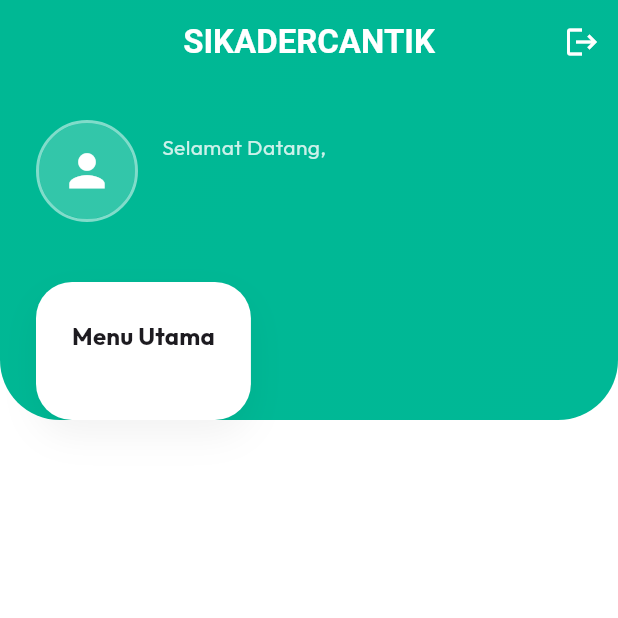
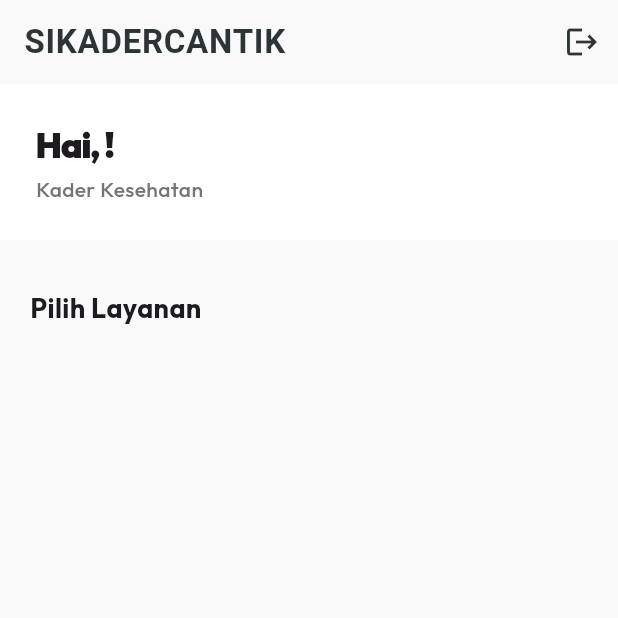
Before and after one commit to kiyerivia/sikadercantik, a Flutter app: the screen it shows once a user with an empty profile is signed in, on a phone screen of 412 x 824 dp, the top half of it. Run offline on Flutter 3.47's test engine with Material 3 defaults, Android fonts, the phone set to English and light mode, and no system bars; our stand-ins replace flutter_dotenv, flutter_hooks, go_router, google_fonts, hooks_riverpod, supabase_flutter; accounts and stored records are empty.

Commit message:
feat: redesign dashboard UI and add Vercel deployment configuration

```diff
--- a/lib/features/dashboard/dashboard_screen.dart
+++ b/lib/features/dashboard/dashboard_screen.dart
@@ -11,135 +11,91 @@ class DashboardScreen extends ConsumerWidget {
     final profileAsync = ref.watch(userProfileProvider);
 
     return Scaffold(
-      extendBodyBehindAppBar: true,
+      backgroundColor: const Color(0xFFF9F9F9),
       appBar: AppBar(
         title: const Text('SIKADERCANTIK'),
-        titleTextStyle: const TextStyle(color: Colors.white, fontSize: 22, fontWeight: FontWeight.bold),
+        centerTitle: false,
         actions: [
           IconButton(
             onPressed: () => ref.read(authRepositoryProvider).signOut(),
-            icon: const Icon(Icons.logout, color: Colors.white),
+            icon: const Icon(Icons.logout),
           ),
         ],
       ),
-      body: Stack(
-        children: [
-          Container(
-            height: 280,
-            decoration: BoxDecoration(
-              gradient: LinearGradient(
-                begin: Alignment.topLeft,
-                end: Alignment.bottomRight,
-                colors: [
-                  Theme.of(context).primaryColor,
-                  Theme.of(context).primaryColor.withBlue(150),
-                ],
-              ),
-              borderRadius: const BorderRadius.only(
-                bottomLeft: Radius.circular(40),
-                bottomRight: Radius.circular(40),
-              ),
-            ),
-          ),
-          profileAsync.when(
+      body: profileAsync.when(
         data: (profile) {
           if (profile == null) {
             return const Center(child: Text('Profil tidak ditemukan'));
           }
 
-              return SafeArea(
-                child: SingleChildScrollView(
-                  padding: const EdgeInsets.all(24.0),
+          return SingleChildScrollView(
             child: Column(
               crossAxisAlignment: CrossAxisAlignment.start,
               children: [
-                      Row(
-                        children: [
                 Container(
-                            decoration: BoxDecoration(
-                              shape: BoxShape.circle,
-                              border: Border.all(color: Colors.white.withOpacity(0.5), width: 2),
-                            ),
-                            child: CircleAvatar(
-                              radius: 32,
-                              backgroundColor: Colors.white.withOpacity(0.2),
-                              child: const Icon(Icons.person, size: 35, color: Colors.white),
-                            ),
-                          ),
-                          const SizedBox(width: 16),
-                          Expanded(
+                  width: double.infinity,
+                  padding: const EdgeInsets.all(24),
+                  color: Colors.white,
                   child: Column(
                     crossAxisAlignment: CrossAxisAlignment.start,
                     children: [
                       Text(
-                                  'Selamat Datang,',
-                                  style: Theme.of(context).textTheme.bodyMedium?.copyWith(color: Colors.white.withOpacity(0.8)),
+                        'Hai, ${profile.fullName}!',
+                        style: Theme.of(context).textTheme.headlineSmall?.copyWith(
+                          fontWeight: FontWeight.w900,
+                          letterSpacing: -1,
                         ),
+                      ),
+                      const SizedBox(height: 4),
                       Text(
-                                  profile.fullName,
-                                  style: Theme.of(context).textTheme.headlineSmall?.copyWith(
-                                    fontWeight: FontWeight.bold,
-                                    color: Colors.white,
-                                  ),
+                        profile.role == 'admin' ? 'Admin Puskesmas' : 'Kader Kesehatan',
+                        style: TextStyle(color: Colors.grey[600], fontWeight: FontWeight.w500),
                       ),
                     ],
                   ),
                 ),
-                        ],
-                      ),
-                      const SizedBox(height: 40),
-                      Container(
-                        padding: const EdgeInsets.all(24),
-                        decoration: BoxDecoration(
-                          color: Colors.white,
-                          borderRadius: BorderRadius.circular(24),
-                          boxShadow: [
-                            BoxShadow(
-                              color: Colors.black.withOpacity(0.05),
-                              blurRadius: 20,
-                              offset: const Offset(0, 10),
-                            ),
-                          ],
-                        ),
+                const SizedBox(height: 12),
+                Padding(
+                  padding: const EdgeInsets.all(20),
                   child: Column(
                     crossAxisAlignment: CrossAxisAlignment.start,
                     children: [
-                            Text(
-                              'Menu Utama',
-                              style: Theme.of(context).textTheme.titleMedium?.copyWith(fontWeight: FontWeight.bold),
-                            ),
-                            const SizedBox(height: 20),
-                            if (profile.role == 'admin') ...[
-                              _DashboardCard(
-                                title: 'Manajemen Wilayah',
-                                subtitle: 'Kelola Desa, RW, dan Posyandu',
-                                icon: Icons.location_city,
-                                color: Colors.blue,
-                                onTap: () => context.push('/locations'),
+                      const Text(
+                        'Pilih Layanan',
+                        style: TextStyle(fontSize: 18, fontWeight: FontWeight.bold),
                       ),
                       const SizedBox(height: 16),
-                              _DashboardCard(
+                      if (profile.role == 'admin') ...[
+                        _DashboardMenuTile(
                           title: 'Monitoring Laporan',
-                                subtitle: 'Lihat data jentik masuk',
-                                icon: Icons.analytics,
-                                color: Colors.orange,
+                          subtitle: 'Analisis data jentik real-time',
+                          icon: Icons.analytics_rounded,
+                          color: const Color(0xFF5FB946),
                           onTap: () => context.push('/analytics'),
+                        ),
+                        const SizedBox(height: 12),
+                        _DashboardMenuTile(
+                          title: 'Manajemen Wilayah',
+                          subtitle: 'Atur Desa, RW, & Posyandu',
+                          icon: Icons.map_rounded,
+                          color: const Color(0xFFFF9F43),
+                          onTap: () => context.push('/locations'),
                         ),
                       ],
                       if (profile.role == 'kader') ...[
-                              _DashboardCard(
+                        _DashboardMenuTile(
                           title: 'Input Laporan PSN',
-                                subtitle: 'Catat temuan jentik nyamuk',
-                                icon: Icons.assignment_add,
-                                color: Theme.of(context).primaryColor,
+                          subtitle: 'Catat hasil pemeriksaan jentik',
+                          icon: Icons.add_task_rounded,
+                          color: const Color(0xFF5FB946),
                           onTap: () => context.push('/report'),
                         ),
-                              const SizedBox(height: 16),
-                              _DashboardCard(
+                        const SizedBox(height: 12),
+                        _DashboardMenuTile(
                           title: 'Riwayat Laporan',
-                                subtitle: 'Lihat laporan yang sudah dikirim',
-                                icon: Icons.history,
-                                color: Colors.purple,
+                          subtitle: 'Lihat progres laporan Anda',
+                          icon: Icons.history_rounded,
+                          color: const Color(0xFF54A0FF),
                           onTap: () => context.push('/history'),
                         ),
                       ],
@@ -148,26 +104,23 @@ class DashboardScreen extends ConsumerWidget {
                 ),
               ],
             ),
-                ),
           );
         },
-            loading: () => const Center(child: CircularProgressIndicator(color: Colors.white)),
+        loading: () => const Center(child: CircularProgressIndicator()),
         error: (e, s) => Center(child: Text('Terjadi kesalahan: $e')),
-          ),
-        ],
       ),
     );
   }
 }
 
-class _DashboardCard extends StatelessWidget {
+class _DashboardMenuTile extends StatelessWidget {
   final String title;
   final String subtitle;
   final IconData icon;
   final Color color;
   final VoidCallback onTap;
 
-  const _DashboardCard({
+  const _DashboardMenuTile({
     required this.title,
     required this.subtitle,
     required this.icon,
@@ -180,13 +133,15 @@ class _DashboardCard extends StatelessWidget {
     return Material(
       color: Colors.white,
       borderRadius: BorderRadius.circular(16),
-      elevation: 2,
-      shadowColor: Colors.black12,
       child: InkWell(
         onTap: onTap,
         borderRadius: BorderRadius.circular(16),
-        child: Padding(
-          padding: const EdgeInsets.all(20.0),
+        child: Container(
+          padding: const EdgeInsets.all(20),
+          decoration: BoxDecoration(
+            border: Border.all(color: Colors.black.withOpacity(0.05)),
+            borderRadius: BorderRadius.circular(16),
+          ),
           child: Row(
             children: [
               Container(
@@ -206,6 +161,7 @@ class _DashboardCard extends StatelessWidget {
                       title,
                       style: const TextStyle(fontWeight: FontWeight.bold, fontSize: 16),
                     ),
+                    const SizedBox(height: 2),
                     Text(
                       subtitle,
                       style: TextStyle(color: Colors.grey[600], fontSize: 13),
@@ -213,7 +169,7 @@ class _DashboardCard extends StatelessWidget {
                   ],
                 ),
               ),
-              const Icon(Icons.chevron_right, color: Colors.grey),
+              const Icon(Icons.arrow_forward_ios, size: 16, color: Colors.grey),
             ],
           ),
         ),
```
Also changed, not shown: vercel.json (added). Lines whose indentation alone changed are shown as unchanged.
